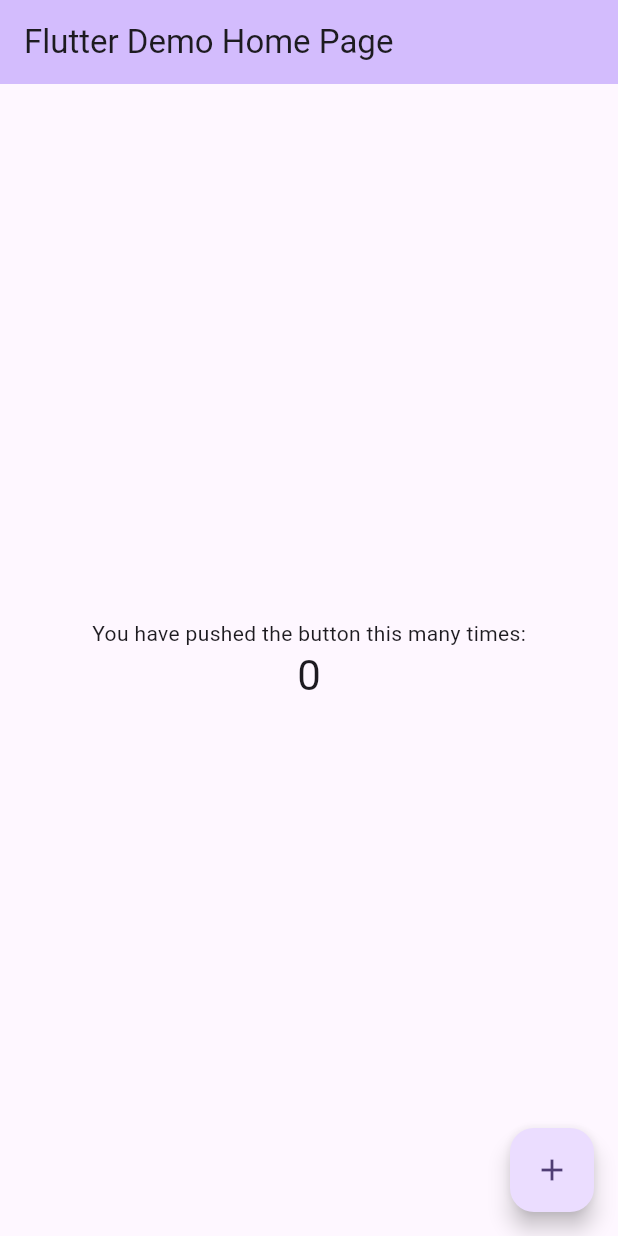
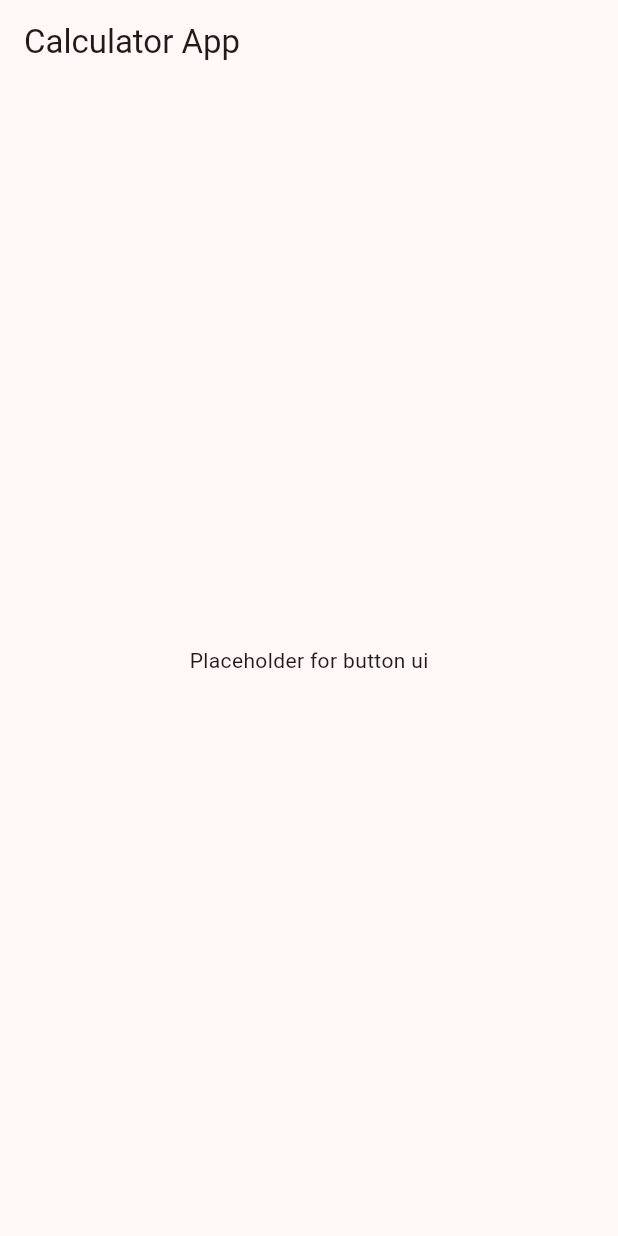
Before and after one commit to bpham30/FlutterCalculatorApp, a Flutter app: the screen it shows after launch, on a phone screen of 412 x 824 dp. Run offline on Flutter 3.47's test engine with Material 3 defaults, Android fonts, the phone set to English and light mode, and no system bars.

Commit message:
placeholder for ui

```diff
--- a/lib/main.dart
+++ b/lib/main.dart
@@ -7,119 +7,37 @@ void main() {
 class MyApp extends StatelessWidget {
   const MyApp({super.key});
 
-  // This widget is the root of your application.
   @override
   Widget build(BuildContext context) {
     return MaterialApp(
-      title: 'Flutter Demo',
+      title: 'Calculator App',
       theme: ThemeData(
-        // This is the theme of your application.
-        //
-        // TRY THIS: Try running your application with "flutter run". You'll see
-        // the application has a purple toolbar. Then, without quitting the app,
-        // try changing the seedColor in the colorScheme below to Colors.green
-        // and then invoke "hot reload" (save your changes or press the "hot
-        // reload" button in a Flutter-supported IDE, or press "r" if you used
-        // the command line to start the app).
-        //
-        // Notice that the counter didn't reset back to zero; the application
-        // state is not lost during the reload. To reset the state, use hot
-        // restart instead.
-        //
-        // This works for code too, not just values: Most code changes can be
-        // tested with just a hot reload.
-        colorScheme: ColorScheme.fromSeed(seedColor: Colors.deepPurple),
+        colorScheme: ColorScheme.fromSeed(seedColor: Colors.deepOrangeAccent),
         useMaterial3: true,
+        primarySwatch: Colors.deepOrange,
       ),
-      home: const MyHomePage(title: 'Flutter Demo Home Page'),
+      home: const CalculatorHome(),
     );
   }
 }
 
-class MyHomePage extends StatefulWidget {
-  const MyHomePage({super.key, required this.title});
-
-  // This widget is the home page of your application. It is stateful, meaning
-  // that it has a State object (defined below) that contains fields that affect
-  // how it looks.
-
-  // This class is the configuration for the state. It holds the values (in this
-  // case the title) provided by the parent (in this case the App widget) and
-  // used by the build method of the State. Fields in a Widget subclass are
-  // always marked "final".
-
-  final String title;
+class CalculatorHome extends StatefulWidget {
+  const CalculatorHome({super.key});
 
   @override
-  State<MyHomePage> createState() => _MyHomePageState();
+  State<CalculatorHome> createState() => _CalculatorHomeState();
 }
 
-class _MyHomePageState extends State<MyHomePage> {
-  int _counter = 0;
-
-  void _incrementCounter() {
-    setState(() {
-      // This call to setState tells the Flutter framework that something has
-      // changed in this State, which causes it to rerun the build method below
-      // so that the display can reflect the updated values. If we changed
-      // _counter without calling setState(), then the build method would not be
-      // called again, and so nothing would appear to happen.
-      _counter++;
-    });
-  }
-
+class _CalculatorHomeState extends State<CalculatorHome> {
   @override
   Widget build(BuildContext context) {
-    // This method is rerun every time setState is called, for instance as done
-    // by the _incrementCounter method above.
-    //
-    // The Flutter framework has been optimized to make rerunning build methods
-    // fast, so that you can just rebuild anything that needs updating rather
-    // than having to individually change instances of widgets.
     return Scaffold(
       appBar: AppBar(
-        // TRY THIS: Try changing the color here to a specific color (to
-        // Colors.amber, perhaps?) and trigger a hot reload to see the AppBar
-        // change color while the other colors stay the same.
-        backgroundColor: Theme.of(context).colorScheme.inversePrimary,
-        // Here we take the value from the MyHomePage object that was created by
-        // the App.build method, and use it to set our appbar title.
-        title: Text(widget.title),
+        title: const Text('Calculator App'),
       ),
-      body: Center(
-        // Center is a layout widget. It takes a single child and positions it
-        // in the middle of the parent.
-        child: Column(
-          // Column is also a layout widget. It takes a list of children and
-          // arranges them vertically. By default, it sizes itself to fit its
-          // children horizontally, and tries to be as tall as its parent.
-          //
-          // Column has various properties to control how it sizes itself and
-          // how it positions its children. Here we use mainAxisAlignment to
-          // center the children vertically; the main axis here is the vertical
-          // axis because Columns are vertical (the cross axis would be
-          // horizontal).
-          //
-          // TRY THIS: Invoke "debug painting" (choose the "Toggle Debug Paint"
-          // action in the IDE, or press "p" in the console), to see the
-          // wireframe for each widget.
-          mainAxisAlignment: MainAxisAlignment.center,
-          children: <Widget>[
-            const Text(
-              'You have pushed the button this many times:',
-            ),
-            Text(
-              '$_counter',
-              style: Theme.of(context).textTheme.headlineMedium,
-            ),
-          ],
-        ),
+      body: const Center(
+        child: Text('Placeholder for button ui'),
       ),
-      floatingActionButton: FloatingActionButton(
-        onPressed: _incrementCounter,
-        tooltip: 'Increment',
-        child: const Icon(Icons.add),
-      ), // This trailing comma makes auto-formatting nicer for build methods.
     );
   }
 }
```
